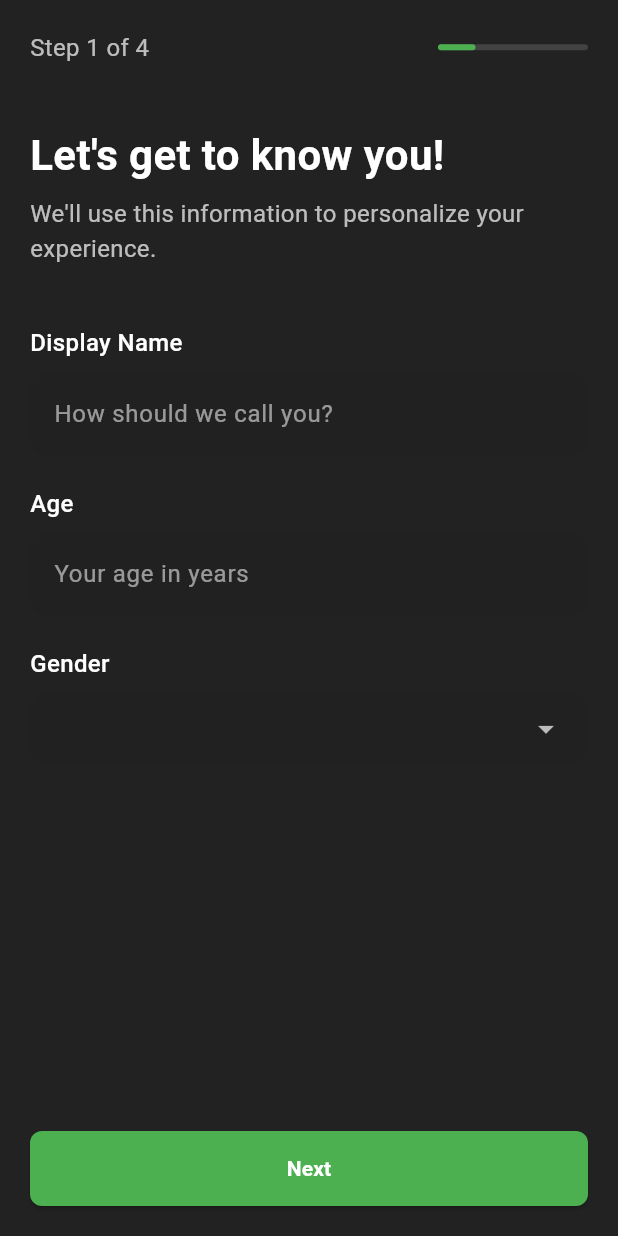
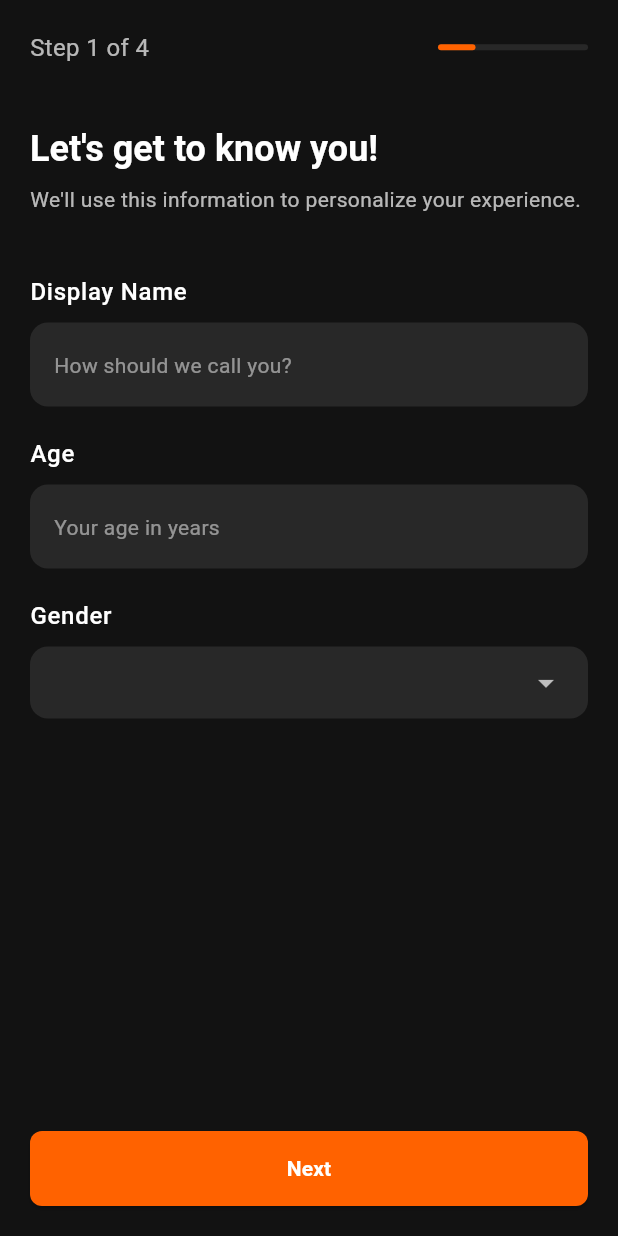
Before and after one commit to rithbennet/CalTrack, a Flutter app: the UserOnboardingScreen screen opened directly, on a phone screen of 412 x 824 dp. Run offline on Flutter 3.47's test engine with Material 3 defaults, Android fonts, the phone set to English and light mode, and no system bars; our stand-ins replace cloud_firestore, firebase_auth, firebase_core, flutter_dotenv, flutter_svg, google_sign_in; accounts and stored records are empty; network calls fail.

Commit message:
revamped onboarding screen

```diff
--- a/lib/view/user_onboarding_screen.dart
+++ b/lib/view/user_onboarding_screen.dart
@@ -26,14 +26,18 @@ class _UserOnboardingScreenState extends State<UserOnboardingScreen> {
 
   @override
   Widget build(BuildContext context) {
+    final theme = Theme.of(context);
+    final colorScheme = theme.colorScheme;
     return Scaffold(
-      backgroundColor: Colors.black87,
+      backgroundColor: theme.scaffoldBackgroundColor,
       body: SafeArea(
+        child: GestureDetector(
+          onTap: () => FocusScope.of(context).unfocus(),
           child: Consumer<UserOnboardingViewModel>(
             builder: (context, viewModel, child) {
               if (viewModel.isLoading) {
-              return const Center(
-                child: CircularProgressIndicator(color: Colors.green),
+                return Center(
+                  child: CircularProgressIndicator(color: colorScheme.primary),
                 );
               }
 
@@ -52,8 +56,8 @@ class _UserOnboardingScreenState extends State<UserOnboardingScreen> {
                       children: [
                         Text(
                           'Step ${_currentPage + 1} of 4',
-                        style: const TextStyle(
-                          color: Colors.white70,
+                          style: theme.textTheme.bodyMedium?.copyWith(
+                            color: colorScheme.onSurface.withOpacity(0.7),
                             fontSize: 16,
                           ),
                         ),
@@ -62,7 +66,7 @@ class _UserOnboardingScreenState extends State<UserOnboardingScreen> {
                           width: 100,
                           height: 4,
                           decoration: BoxDecoration(
-                          color: Colors.grey[800],
+                            color: colorScheme.surfaceVariant,
                             borderRadius: BorderRadius.circular(2),
                           ),
                           child: FractionallySizedBox(
@@ -70,7 +74,7 @@ class _UserOnboardingScreenState extends State<UserOnboardingScreen> {
                             widthFactor: (_currentPage + 1) / 4,
                             child: Container(
                               decoration: BoxDecoration(
-                              color: Colors.green,
+                                color: colorScheme.primary,
                                 borderRadius: BorderRadius.circular(2),
                               ),
                             ),
@@ -86,23 +90,25 @@ class _UserOnboardingScreenState extends State<UserOnboardingScreen> {
                       margin: const EdgeInsets.symmetric(horizontal: 20),
                       padding: const EdgeInsets.all(12),
                       decoration: BoxDecoration(
-                      color: Colors.red.withOpacity(0.1),
+                        color: colorScheme.error.withOpacity(0.08),
                         borderRadius: BorderRadius.circular(8),
-                      border: Border.all(color: Colors.red),
+                        border: Border.all(color: colorScheme.error),
                       ),
                       child: Row(
                         children: [
-                        const Icon(Icons.error, color: Colors.red),
+                          Icon(Icons.error, color: colorScheme.error),
                           const SizedBox(width: 8),
                           Expanded(
                             child: Text(
                               viewModel.error,
-                            style: const TextStyle(color: Colors.red),
+                              style: theme.textTheme.bodyMedium?.copyWith(
+                                color: colorScheme.error,
+                              ),
                             ),
                           ),
                           IconButton(
                             onPressed: viewModel.clearError,
-                          icon: const Icon(Icons.close, color: Colors.red),
+                            icon: Icon(Icons.close, color: colorScheme.error),
                           ),
                         ],
                       ),
@@ -118,10 +124,18 @@ class _UserOnboardingScreenState extends State<UserOnboardingScreen> {
                         });
                       },
                       children: [
-                      _buildBasicInfoPage(viewModel),
-                      _buildPhysicalInfoPage(viewModel),
-                      _buildActivityPage(viewModel),
-                      _buildGoalPage(viewModel),
+                        _buildScrollablePage(
+                          _buildBasicInfoPage(viewModel, theme, colorScheme),
+                        ),
+                        _buildScrollablePage(
+                          _buildPhysicalInfoPage(viewModel, theme, colorScheme),
+                        ),
+                        _buildScrollablePage(
+                          _buildActivityPage(viewModel, theme, colorScheme),
+                        ),
+                        _buildScrollablePage(
+                          _buildGoalPage(viewModel, theme, colorScheme),
+                        ),
                       ],
                     ),
                   ),
@@ -141,12 +155,16 @@ class _UserOnboardingScreenState extends State<UserOnboardingScreen> {
                                 );
                               },
                               style: OutlinedButton.styleFrom(
-                              side: const BorderSide(color: Colors.green),
-                              padding: const EdgeInsets.symmetric(vertical: 15),
+                                side: BorderSide(color: colorScheme.primary),
+                                padding: const EdgeInsets.symmetric(
+                                  vertical: 15,
                                 ),
-                            child: const Text(
+                              ),
+                              child: Text(
                                 'Back',
-                              style: TextStyle(color: Colors.green),
+                                style: theme.textTheme.labelLarge?.copyWith(
+                                  color: colorScheme.primary,
+                                ),
                               ),
                             ),
                           ),
@@ -155,13 +173,13 @@ class _UserOnboardingScreenState extends State<UserOnboardingScreen> {
                           child: ElevatedButton(
                             onPressed: () => _nextPage(viewModel),
                             style: ElevatedButton.styleFrom(
-                            backgroundColor: Colors.green,
+                              backgroundColor: colorScheme.primary,
                               padding: const EdgeInsets.symmetric(vertical: 15),
                             ),
                             child: Text(
                               _currentPage == 3 ? 'Complete Setup' : 'Next',
-                            style: const TextStyle(
-                              color: Colors.white,
+                              style: theme.textTheme.labelLarge?.copyWith(
+                                color: colorScheme.onPrimary,
                                 fontWeight: FontWeight.bold,
                               ),
                             ),
@@ -175,27 +193,45 @@ class _UserOnboardingScreenState extends State<UserOnboardingScreen> {
             },
           ),
         ),
+      ),
     );
   }
 
-  Widget _buildBasicInfoPage(UserOnboardingViewModel viewModel) {
+  Widget _buildScrollablePage(Widget child) {
+    return SingleChildScrollView(
+      physics: const BouncingScrollPhysics(),
+      child: ConstrainedBox(
+        constraints: BoxConstraints(
+          minHeight: MediaQuery.of(context).size.height * 0.8,
+        ),
+        child: child,
+      ),
+    );
+  }
+
+  Widget _buildBasicInfoPage(
+    UserOnboardingViewModel viewModel,
+    ThemeData theme,
+    ColorScheme colorScheme,
+  ) {
     return Padding(
       padding: const EdgeInsets.all(20),
       child: Column(
         crossAxisAlignment: CrossAxisAlignment.start,
         children: [
-          const Text(
+          Text(
             'Let\'s get to know you!',
-            style: TextStyle(
-              color: Colors.white,
-              fontSize: 28,
+            style: theme.textTheme.headlineSmall?.copyWith(
+              color: colorScheme.onSurface,
               fontWeight: FontWeight.bold,
             ),
           ),
           const SizedBox(height: 8),
-          const Text(
+          Text(
             'We\'ll use this information to personalize your experience.',
-            style: TextStyle(color: Colors.white70, fontSize: 16),
+            style: theme.textTheme.bodyMedium?.copyWith(
+              color: colorScheme.onSurface.withOpacity(0.7),
+            ),
           ),
           const SizedBox(height: 40),
           _buildTextField(
@@ -203,6 +239,8 @@ class _UserOnboardingScreenState extends State<UserOnboardingScreen> {
             value: viewModel.displayName,
             onChanged: viewModel.setDisplayName,
             hint: 'How should we call you?',
+            theme: theme,
+            colorScheme: colorScheme,
           ),
           const SizedBox(height: 20),
           _buildTextField(
@@ -211,6 +249,8 @@ class _UserOnboardingScreenState extends State<UserOnboardingScreen> {
             onChanged: viewModel.setAge,
             hint: 'Your age in years',
             keyboardType: TextInputType.number,
+            theme: theme,
+            colorScheme: colorScheme,
           ),
           const SizedBox(height: 20),
           _buildDropdownField(
@@ -218,30 +258,37 @@ class _UserOnboardingScreenState extends State<UserOnboardingScreen> {
             value: viewModel.gender,
             options: _genderOptions,
             onChanged: viewModel.setGender,
+            theme: theme,
+            colorScheme: colorScheme,
           ),
         ],
       ),
     );
   }
 
-  Widget _buildPhysicalInfoPage(UserOnboardingViewModel viewModel) {
+  Widget _buildPhysicalInfoPage(
+    UserOnboardingViewModel viewModel,
+    ThemeData theme,
+    ColorScheme colorScheme,
+  ) {
     return Padding(
       padding: const EdgeInsets.all(20),
       child: Column(
         crossAxisAlignment: CrossAxisAlignment.start,
         children: [
-          const Text(
+          Text(
             'Physical Information',
-            style: TextStyle(
-              color: Colors.white,
-              fontSize: 28,
+            style: theme.textTheme.headlineSmall?.copyWith(
+              color: colorScheme.onSurface,
               fontWeight: FontWeight.bold,
             ),
           ),
           const SizedBox(height: 8),
-          const Text(
+          Text(
             'This helps us calculate your daily calorie needs.',
-            style: TextStyle(color: Colors.white70, fontSize: 16),
+            style: theme.textTheme.bodyMedium?.copyWith(
+              color: colorScheme.onSurface.withOpacity(0.7),
+            ),
           ),
           const SizedBox(height: 40),
           _buildTextField(
@@ -250,6 +297,8 @@ class _UserOnboardingScreenState extends State<UserOnboardingScreen> {
             onChanged: viewModel.setHeight,
             hint: 'Your height in centimeters',
             keyboardType: TextInputType.number,
+            theme: theme,
+            colorScheme: colorScheme,
           ),
           const SizedBox(height: 20),
           _buildTextField(
@@ -258,30 +307,37 @@ class _UserOnboardingScreenState extends State<UserOnboardingScreen> {
             onChanged: viewModel.setWeight,
             hint: 'Your current weight in kilograms',
             keyboardType: TextInputType.number,
+            theme: theme,
+            colorScheme: colorScheme,
           ),
         ],
       ),
     );
   }
 
-  Widget _buildActivityPage(UserOnboardingViewModel viewModel) {
+  Widget _buildActivityPage(
+    UserOnboardingViewModel viewModel,
+    ThemeData theme,
+    ColorScheme colorScheme,
+  ) {
     return Padding(
       padding: const EdgeInsets.all(20),
       child: Column(
         crossAxisAlignment: CrossAxisAlignment.start,
         children: [
-          const Text(
+          Text(
             'Activity Level',
-            style: TextStyle(
-              color: Colors.white,
-              fontSize: 28,
+            style: theme.textTheme.headlineSmall?.copyWith(
+              color: colorScheme.onSurface,
               fontWeight: FontWeight.bold,
             ),
           ),
           const SizedBox(height: 8),
-          const Text(
+          Text(
             'How active are you on a typical day?',
-            style: TextStyle(color: Colors.white70, fontSize: 16),
+            style: theme.textTheme.bodyMedium?.copyWith(
+              color: colorScheme.onSurface.withOpacity(0.7),
+            ),
           ),
           const SizedBox(height: 40),
           ..._activityLevels.map(
@@ -291,6 +347,8 @@ class _UserOnboardingScreenState extends State<UserOnboardingScreen> {
               value: level,
               groupValue: viewModel.activityLevel,
               onChanged: viewModel.setActivityLevel,
+              theme: theme,
+              colorScheme: colorScheme,
             ),
           ),
         ],
@@ -298,24 +356,29 @@ class _UserOnboardingScreenState extends State<UserOnboardingScreen> {
     );
   }
 
-  Widget _buildGoalPage(UserOnboardingViewModel viewModel) {
+  Widget _buildGoalPage(
+    UserOnboardingViewModel viewModel,
+    ThemeData theme,
+    ColorScheme colorScheme,
+  ) {
     return Padding(
       padding: const EdgeInsets.all(20),
       child: Column(
         crossAxisAlignment: CrossAxisAlignment.start,
         children: [
-          const Text(
+          Text(
             'Your Goal',
-            style: TextStyle(
-              color: Colors.white,
-              fontSize: 28,
+            style: theme.textTheme.headlineSmall?.copyWith(
+              color: colorScheme.onSurface,
               fontWeight: FontWeight.bold,
             ),
           ),
           const SizedBox(height: 8),
-          const Text(
+          Text(
             'What\'s your primary fitness goal?',
-            style: TextStyle(color: Colors.white70, fontSize: 16),
+            style: theme.textTheme.bodyMedium?.copyWith(
+              color: colorScheme.onSurface.withOpacity(0.7),
+            ),
           ),
           const SizedBox(height: 40),
           ..._goals.map(
@@ -325,6 +388,8 @@ class _UserOnboardingScreenState extends State<UserOnboardingScreen> {
               value: goal,
               groupValue: viewModel.goal,
               onChanged: viewModel.setGoal,
+              theme: theme,
+              colorScheme: colorScheme,
             ),
           ),
         ],
@@ -338,15 +403,16 @@ class _UserOnboardingScreenState extends State<UserOnboardingScreen> {
     required Function(String) onChanged,
     String? hint,
     TextInputType? keyboardType,
+    required ThemeData theme,
+    required ColorScheme colorScheme,
   }) {
     return Column(
       crossAxisAlignment: CrossAxisAlignment.start,
       children: [
         Text(
           label,
-          style: const TextStyle(
-            color: Colors.white,
-            fontSize: 16,
+          style: theme.textTheme.bodyLarge?.copyWith(
+            color: colorScheme.onSurface,
             fontWeight: FontWeight.w500,
           ),
         ),
@@ -358,19 +424,23 @@ class _UserOnboardingScreenState extends State<UserOnboardingScreen> {
             ),
           onChanged: onChanged,
           keyboardType: keyboardType,
-          style: const TextStyle(color: Colors.white),
+          style: theme.textTheme.bodyLarge?.copyWith(
+            color: colorScheme.onSurface,
+          ),
           decoration: InputDecoration(
             hintText: hint,
-            hintStyle: const TextStyle(color: Colors.white54),
+            hintStyle: theme.textTheme.bodyMedium?.copyWith(
+              color: colorScheme.onSurface.withOpacity(0.5),
+            ),
             filled: true,
-            fillColor: Colors.grey[900],
+            fillColor: colorScheme.surfaceVariant,
             border: OutlineInputBorder(
               borderRadius: BorderRadius.circular(12),
               borderSide: BorderSide.none,
             ),
             focusedBorder: OutlineInputBorder(
               borderRadius: BorderRadius.circular(12),
-              borderSide: const BorderSide(color: Colors.green),
+              borderSide: BorderSide(color: colorScheme.primary),
             ),
           ),
         ),
@@ -383,15 +453,16 @@ class _UserOnboardingScreenState extends State<UserOnboardingScreen> {
     required String value,
     required List<String> options,
     required Function(String) onChanged,
+    required ThemeData theme,
+    required ColorScheme colorScheme,
   }) {
     return Column(
       crossAxisAlignment: CrossAxisAlignment.start,
       children: [
         Text(
           label,
-          style: const TextStyle(
-            color: Colors.white,
-            fontSize: 16,
+          style: theme.textTheme.bodyLarge?.copyWith(
+            color: colorScheme.onSurface,
             fontWeight: FontWeight.w500,
           ),
         ),
@@ -399,7 +470,7 @@ class _UserOnboardingScreenState extends State<UserOnboardingScreen> {
         Container(
           padding: const EdgeInsets.symmetric(horizontal: 16),
           decoration: BoxDecoration(
-            color: Colors.grey[900],
+            color: colorScheme.surfaceVariant,
             borderRadius: BorderRadius.circular(12),
           ),
           child: DropdownButton<String>(
@@ -407,8 +478,10 @@ class _UserOnboardingScreenState extends State<UserOnboardingScreen> {
             onChanged: (newValue) => onChanged(newValue ?? ''),
             isExpanded: true,
             underline: Container(),
-            dropdownColor: Colors.grey[900],
-            style: const TextStyle(color: Colors.white),
+            dropdownColor: colorScheme.surfaceVariant,
+            style: theme.textTheme.bodyLarge?.copyWith(
+              color: colorScheme.onSurface,
+            ),
             items:
                 options.map((option) {
                   return DropdownMenuItem(value: option, child: Text(option));
@@ -425,23 +498,30 @@ class _UserOnboardingScreenState extends State<UserOnboardingScreen> {
     required String value,
     required String groupValue,
     required Function(String) onChanged,
+    required ThemeData theme,
+    required ColorScheme colorScheme,
   }) {
     return Container(
       margin: const EdgeInsets.only(bottom: 12),
       child: RadioListTile<String>(
         title: Text(
           title,
-          style: const TextStyle(
-            color: Colors.white,
+          style: theme.textTheme.bodyLarge?.copyWith(
+            color: colorScheme.onSurface,
             fontWeight: FontWeight.w500,
           ),
         ),
-        subtitle: Text(subtitle, style: const TextStyle(color: Colors.white70)),
+        subtitle: Text(
+          subtitle,
+          style: theme.textTheme.bodyMedium?.copyWith(
+            color: colorScheme.onSurface.withOpacity(0.7),
+          ),
+        ),
         value: value,
         groupValue: groupValue,
         onChanged: (newValue) => onChanged(newValue ?? ''),
-        activeColor: Colors.green,
-        tileColor: Colors.grey[900],
+        activeColor: colorScheme.primary,
+        tileColor: colorScheme.surfaceVariant,
         shape: RoundedRectangleBorder(borderRadius: BorderRadius.circular(12)),
       ),
     );
```
Lines whose indentation alone changed are shown as unchanged.
